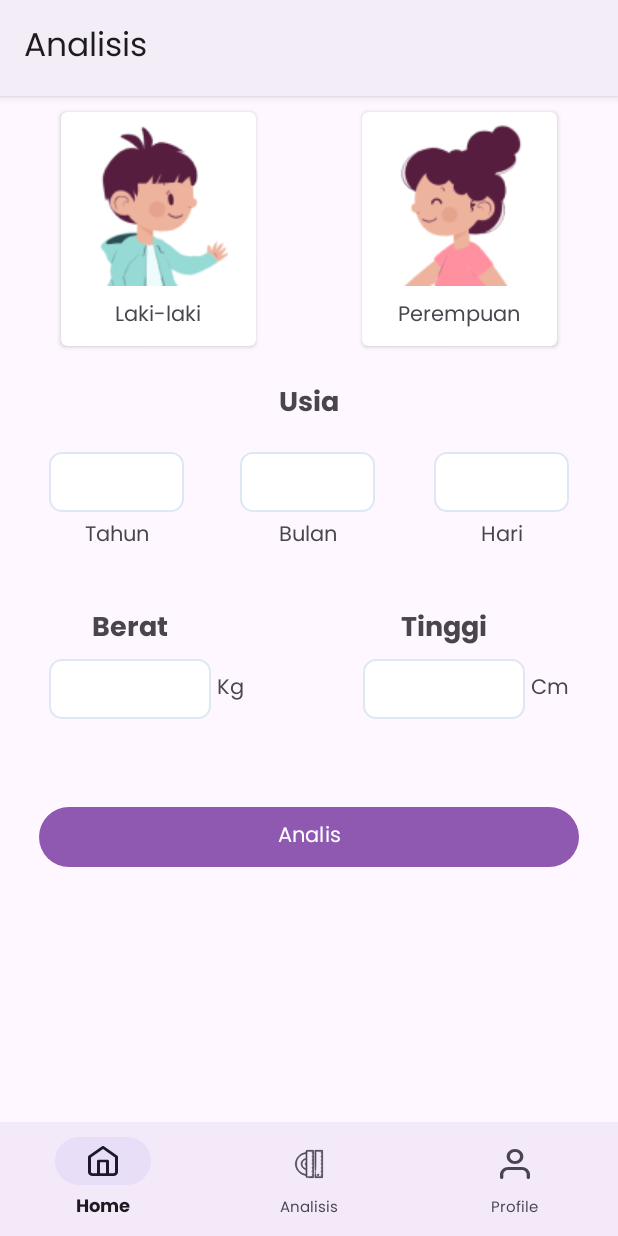
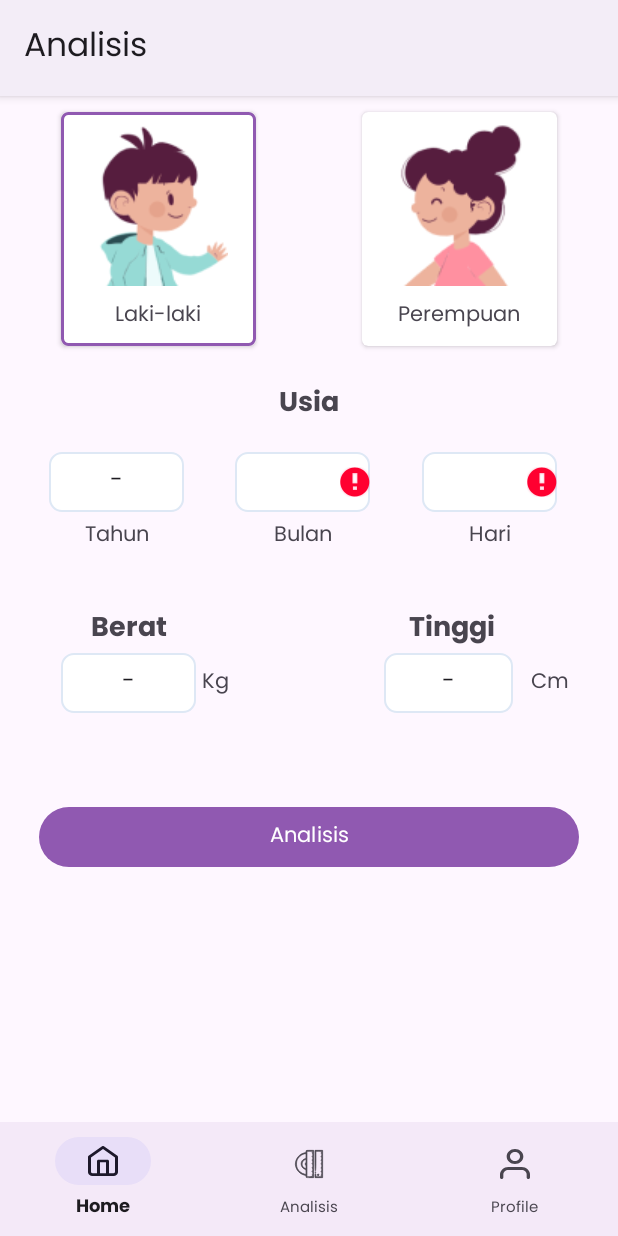
Before and after one commit to StuntShield/stuntshield-application, an Android app: the AnalyzeFragment screen opened through its navigation route, after a tap on "Laki-laki", on a phone screen of 412 x 824 dp. Run offline under Robolectric (Android 15) with nearby library versions, the phone set to English and light mode, and no system bars; our stand-ins replace navigation-ui; 3 statements that could not run were skipped.

Commit message:
Update the Analyze Input Layout

```diff
--- a/app/src/main/java/com/geby/stuntshield/data/repository/AnalyzeRepository.kt
+++ b/app/src/main/java/com/geby/stuntshield/data/repository/AnalyzeRepository.kt
@@ -22,7 +22,7 @@ class AnalyzeRepository private constructor(
         val heightBody = height.toRequestBody("text/plain".toMediaType())
 
         try {
-            val successResponse = apiService.analyzeData(yearBody, monthBody, dayBody, genderBody, weightBody, heightBody)
+            val successResponse = apiService.analyzeData(yearBody, monthBody, dayBody, genderBody, heightBody, weightBody)
             emit(ResultState.Success(successResponse))
         } catch (e: HttpException) {
             val errorBody = e.response()?.errorBody()?.string()
--- a/app/src/main/java/com/geby/stuntshield/ui/analyze/AnalyzeFragment.kt
+++ b/app/src/main/java/com/geby/stuntshield/ui/analyze/AnalyzeFragment.kt
@@ -8,9 +8,11 @@ import android.view.View
 import android.view.ViewGroup
 import android.view.WindowManager
 import android.widget.Toast
+import androidx.cardview.widget.CardView
 import androidx.fragment.app.Fragment
 import androidx.fragment.app.FragmentManager
 import androidx.fragment.app.viewModels
+import com.geby.stuntshield.R
 import com.geby.stuntshield.data.ResultState
 import com.geby.stuntshield.data.response.AnalyzeResponse
 import com.geby.stuntshield.databinding.FragmentAnalyzeBinding
@@ -22,6 +24,8 @@ class AnalyzeFragment : Fragment() {
     private var _binding: FragmentAnalyzeBinding? = null
     private lateinit var fragmentManager: FragmentManager
     private var selectedGender: String? = null
+    private var selectedCardView: CardView? = null
+
     private val binding get() = _binding!!
     private val viewModel: AnalyzeViewModel by viewModels {
         ViewModelFactory.getInstance(requireContext())
@@ -36,12 +40,30 @@ class AnalyzeFragment : Fragment() {
         _binding = FragmentAnalyzeBinding.inflate(inflater, container, false)
         val root: View = binding.root
         activity?.window?.setSoftInputMode(WindowManager.LayoutParams.SOFT_INPUT_ADJUST_PAN)
-        setupGenderSelection()
+        setupCardViewListeners()
         fragmentManager = requireActivity().supportFragmentManager
         binding.analyzeButton.setOnClickListener {
             analyzeData()
         }
         return root
+    }
+
+    private fun setupCardViewListeners() {
+        binding.boyCv.setOnClickListener {
+            selectCardView(binding.boyCv)
+            selectedGender = "laki-laki"
+        }
+
+        binding.girlCv.setOnClickListener {
+            selectCardView(binding.girlCv)
+            selectedGender = "perempuan"
+        }
+    }
+
+    private fun selectCardView(cardView: CardView) {
+        selectedCardView?.setBackgroundResource(R.drawable.card_border_inactive)
+        cardView.setBackgroundResource(R.drawable.card_border_active)
+        selectedCardView = cardView
     }
 
     private fun analyzeData() {
@@ -61,7 +83,7 @@ class AnalyzeFragment : Fragment() {
                         is ResultState.Success -> {
                             Log.d("Hasil Prediksi:", result.data.data?.recommendation.toString())
                             showToast(result.data.status?.message.toString())
-                            goToResult(selectedGender.toString(), "$inputYear tahun, $inputMonth bulan, $inputDay hari", "$inputWeight kg", "$inputHeight kg", result.data)
+                            goToResult(selectedGender.toString(), "$inputYear tahun, $inputMonth bulan, $inputDay hari" , "$inputHeight cm", "$inputWeight kg", result.data)
                         }
                         is ResultState.Error -> {
                             showToast(result.error)
@@ -72,34 +94,13 @@ class AnalyzeFragment : Fragment() {
             }
     }
 
-    override fun onDestroyView() {
-        super.onDestroyView()
-        _binding = null
-    }
-
-    private fun setupGenderSelection() {
-        binding.boyCv.setOnClickListener {
-            selectedGender = "laki-laki"
-            it.isSelected = true
-            binding.girlCv.isSelected = false
-            Toast.makeText(requireContext(), "Boy selected", Toast.LENGTH_SHORT).show()
-        }
-
-        binding.girlCv.setOnClickListener {
-            selectedGender = "perempuan"
-            it.isSelected = true
-            binding.boyCv.isSelected = false
-            Toast.makeText(requireContext(), "Girl selected", Toast.LENGTH_SHORT).show()
-        }
-    }
-
-    private fun goToResult(gender: String, age: String, weight: String, height: String, result: AnalyzeResponse) {
+    private fun goToResult(gender: String, age: String, height: String, weight: String, result: AnalyzeResponse) {
         val intent = Intent(requireContext(), ResultActivity::class.java).apply {
             putExtra("result", result)
             putExtra("gender", gender)
             putExtra("age", age)
+            putExtra("height", height)
             putExtra("weight", weight)
-            putExtra("height", height)
         }
         intent.flags = Intent.FLAG_ACTIVITY_CLEAR_TASK or Intent.FLAG_ACTIVITY_NEW_TASK
         startActivity(intent)
@@ -113,4 +114,9 @@ class AnalyzeFragment : Fragment() {
     private fun showToast(message: String) {
         Toast.makeText(requireContext(), message, Toast.LENGTH_SHORT).show()
     }
+
+    override fun onDestroyView() {
+        super.onDestroyView()
+        _binding = null
+    }
 }
--- a/app/src/main/java/com/geby/stuntshield/ui/result/ResultActivity.kt
+++ b/app/src/main/java/com/geby/stuntshield/ui/result/ResultActivity.kt
@@ -16,7 +16,7 @@ class ResultActivity : AppCompatActivity() {
         binding = ActivityResultBinding.inflate(layoutInflater)
         setContentView(binding.root)
 
-        supportActionBar?.title = "Analysis Result"
+        supportActionBar?.title = getString(R.string.hasil_analisis)
 
         displayResult()
 
@@ -32,14 +32,14 @@ class ResultActivity : AppCompatActivity() {
             val recommendations = result?.data?.recommendation
             val inputGender = intent.getStringExtra("gender") ?: "No result"
             val inputAge = intent.getStringExtra("age") ?: "No result"
+            val inputHeight = intent.getStringExtra("height") ?: "No result"
             val inputWeight = intent.getStringExtra("weight") ?: "No result"
-            val inputHeight = intent.getStringExtra("height") ?: "No result"
 
             with(binding) {
                 resultGender.text = inputGender
                 resultAge.text = inputAge
+                resultHeight.text = inputHeight
                 resultWeight.text = inputWeight
-                resultHeight.text = inputHeight
                 stuntedStatus.text = stuntResult
                 conScore.text = "${(stuntPercentage?.toFloat() ?: 0.0f).toInt()}%"
                 recommendation.text = recommendations
@@ -47,8 +47,4 @@ class ResultActivity : AppCompatActivity() {
         }
     }
 
-    override fun onBackPressed() {
-        super.onBackPressed()
-        supportFragmentManager.popBackStack()
-    }
 }
--- /dev/null
+++ b/app/src/main/java/com/geby/stuntshield/utils/customview/DaysEditText.kt
@@ -0,0 +1,40 @@
+package com.geby.stuntshield.utils.customview
+
+import android.content.Context
+import android.text.InputFilter
+import android.text.InputType
+import android.text.Spanned
+import android.util.AttributeSet
+import android.util.TypedValue
+import android.view.Gravity
+import androidx.appcompat.widget.AppCompatEditText
+
+class DaysEditText(context: Context, attrs: AttributeSet?) : AppCompatEditText(context, attrs) {
+
+    init {
+        setupDaysEditText()
+    }
+
+    private fun setupDaysEditText() {
+        inputType = InputType.TYPE_CLASS_NUMBER
+        filters = arrayOf(InputFilterMinMax("1", "31"))
+        gravity = Gravity.CENTER
+        setTextSize(TypedValue.COMPLEX_UNIT_SP, 15f)
+        setPadding(0, 0, 0, 0)
+    }
+    private inner class InputFilterMinMax(private val minValue: String, private val maxValue: String) : InputFilter {
+
+        override fun filter(source: CharSequence?, start: Int, end: Int, dest: Spanned?, dstart: Int, dend: Int): CharSequence? {
+            val input = dest.toString() + source.toString()
+            val value = input.toIntOrNull()
+
+            if (value != null) {
+                if (value >= minValue.toInt() && value <= maxValue.toInt()) {
+                    return null
+                }
+            }
+            error = "$minValue s/d $maxValue"
+            return ""
+        }
+    }
+}
--- /dev/null
+++ b/app/src/main/java/com/geby/stuntshield/utils/customview/MonthsEditText.kt
@@ -0,0 +1,41 @@
+package com.geby.stuntshield.utils.customview
+
+import android.content.Context
+import android.text.InputFilter
+import android.text.InputType.TYPE_CLASS_NUMBER
+import android.text.Spanned
+import android.util.AttributeSet
+import android.util.TypedValue
+import android.view.Gravity
+import androidx.appcompat.widget.AppCompatEditText
+
+class MonthsEditText(context: Context, attrs: AttributeSet?) : AppCompatEditText(context, attrs) {
+
+    init {
+        setupMonthsEditText()
+    }
+
+    private fun setupMonthsEditText() {
+        inputType = TYPE_CLASS_NUMBER
+        filters = arrayOf(InputFilterMinMax("1", "11"))
+        gravity = Gravity.CENTER
+        setTextSize(TypedValue.COMPLEX_UNIT_SP, 15f)
+        setPadding(0, 0, 0, 0)
+    }
+
+    private inner class  InputFilterMinMax(private val minValue: String, private val maxValue: String) : InputFilter {
+        override fun filter(src: CharSequence?, start: Int, end: Int, dest: Spanned?, dstart: Int, dend: Int): CharSequence? {
+            val input = dest.toString() + src.toString()
+            val value = input.toIntOrNull()
+
+            if (value != null) {
+                if (value >= minValue.toInt() && value <= maxValue.toInt()) {
+                    return null
+                }
+            }
+            error = "$minValue s/d $maxValue"
+            return ""
+        }
+
+    }
+}
--- /dev/null
+++ b/app/src/main/res/drawable/card_border_active.xml
@@ -0,0 +1,6 @@
+<?xml version="1.0" encoding="utf-8"?>
+<shape xmlns:android="http://schemas.android.com/apk/res/android">
+    <solid android:color="@color/white"/>
+    <stroke android:width="2dp" android:color="@color/light_primary_color"/>
+    <corners android:radius="4dp"/>
+</shape>
--- /dev/null
+++ b/app/src/main/res/drawable/card_border_inactive.xml
@@ -0,0 +1,5 @@
+<?xml version="1.0" encoding="utf-8"?>
+<shape xmlns:android="http://schemas.android.com/apk/res/android">
+    <solid android:color="@color/white"/>
+    <corners android:radius="4dp"/>
+</shape>
--- a/app/src/main/res/layout/fragment_analyze.xml
+++ b/app/src/main/res/layout/fragment_analyze.xml
@@ -36,7 +36,6 @@
             android:layout_width="130dp"
             android:layout_height="wrap_content"
             android:layout_marginStart="8dp"
-            android:background="@drawable/card_result"
             app:cardCornerRadius="4dp"
             app:cardElevation="2dp"
             app:cardMaxElevation="4dp"
@@ -47,13 +46,15 @@
                 android:layout_width="wrap_content"
                 android:layout_height="wrap_content"
                 android:layout_gravity="center"
-                android:orientation="vertical">
+                android:orientation="vertical"
+                tools:ignore="UseCompoundDrawables">
 
                 <ImageView
                     android:layout_width="93dp"
                     android:layout_height="108dp"
                     android:layout_gravity="center_horizontal"
                     android:layout_marginTop="8dp"
+                    android:contentDescription="@string/gender_boy"
                     android:src="@drawable/boy_image" />
 
                 <TextView
@@ -71,7 +72,6 @@
             android:layout_width="130dp"
             android:layout_height="wrap_content"
             android:layout_marginEnd="8dp"
-            android:background="@drawable/card_result"
             app:cardCornerRadius="4dp"
             app:cardElevation="2dp"
             app:cardMaxElevation="4dp"
@@ -82,13 +82,15 @@
                 android:layout_width="wrap_content"
                 android:layout_height="wrap_content"
                 android:layout_gravity="center"
-                android:orientation="vertical">
+                android:orientation="vertical"
+                tools:ignore="UseCompoundDrawables">
 
                 <ImageView
                     android:layout_width="93dp"
                     android:layout_height="108dp"
                     android:layout_gravity="center_horizontal"
                     android:layout_marginTop="8dp"
+                    android:contentDescription="@string/gender_girl"
                     android:src="@drawable/girl_image" />
 
                 <TextView
@@ -122,16 +124,15 @@
 
         <EditText
             android:id="@+id/et_years"
+            style="@style/InputEditText.Age"
             android:layout_width="90dp"
             android:layout_height="40dp"
             android:layout_marginTop="16dp"
-            android:background="@drawable/edit_text_border"
-            android:gravity="center"
+            android:importantForAutofill="no"
             android:inputType="number"
             app:layout_constraintStart_toStartOf="@+id/gl_left"
             app:layout_constraintTop_toBottomOf="@+id/tv_age"
-
-            tools:ignore="SpeakableTextPresentCheck" />
+            tools:ignore="LabelFor,SpeakableTextPresentCheck" />
 
         <TextView
             android:id="@+id/tv_years"
@@ -143,19 +144,31 @@
             app:layout_constraintStart_toStartOf="@+id/gl_left"
             app:layout_constraintTop_toBottomOf="@+id/et_years" />
 
-        <EditText
-            android:id="@+id/et_months"
+
+        <com.google.android.material.textfield.TextInputLayout
+            android:id="@+id/textInputLayoutMonths"
             android:layout_width="90dp"
             android:layout_height="40dp"
-            android:background="@drawable/edit_text_border"
-            android:inputType="number"
+            android:layout_marginStart="8dp"
+            android:layout_marginEnd="8dp"
+            app:boxBackgroundMode="outline"
+            app:boxStrokeWidth="2dp"
+            app:hintEnabled="false"
             app:layout_constraintBottom_toBottomOf="@+id/et_years"
-            app:layout_constraintEnd_toStartOf="@+id/et_days"
+            app:layout_constraintEnd_toStartOf="@+id/textInputLayoutDays"
             app:layout_constraintHorizontal_bias="0.489"
             app:layout_constraintStart_toEndOf="@+id/et_years"
-            app:layout_constraintTop_toTopOf="@+id/et_years"
-            app:layout_constraintVertical_bias="0.0"
-            tools:ignore="SpeakableTextPresentCheck" />
+            app:layout_constraintTop_toTopOf="@+id/et_years">
+
+            <com.geby.stuntshield.utils.customview.MonthsEditText
+                android:id="@+id/et_months"
+                style="@style/InputEditText.Age"
+                android:layout_width="match_parent"
+                android:layout_height="match_parent"
+                app:layout_constraintVertical_bias="0.0"
+                tools:ignore="SpeakableTextPresentCheck" />
+
+        </com.google.android.material.textfield.TextInputLayout>
 
         <TextView
             android:id="@+id/tv_months"
@@ -163,20 +176,31 @@
             android:layout_height="wrap_content"
             android:layout_marginTop="4dp"
             android:text="@string/tv_months"
-            app:layout_constraintEnd_toEndOf="@+id/et_months"
-            app:layout_constraintStart_toStartOf="@+id/et_months"
-            app:layout_constraintTop_toBottomOf="@+id/et_months" />
+            app:layout_constraintEnd_toEndOf="@+id/textInputLayoutMonths"
+            app:layout_constraintStart_toStartOf="@+id/textInputLayoutMonths"
+            app:layout_constraintTop_toBottomOf="@+id/textInputLayoutMonths" />
 
-        <EditText
-            android:id="@+id/et_days"
+        <com.google.android.material.textfield.TextInputLayout
+            android:id="@+id/textInputLayoutDays"
             android:layout_width="90dp"
             android:layout_height="40dp"
-            android:background="@drawable/edit_text_border"
-            android:inputType="number"
+            android:layout_marginStart="8dp"
+            android:layout_marginEnd="8dp"
+            app:boxBackgroundMode="outline"
+            app:boxStrokeWidth="2dp"
+            app:hintEnabled="false"
             app:layout_constraintBottom_toBottomOf="@+id/et_years"
             app:layout_constraintEnd_toStartOf="@+id/gl_right"
-            app:layout_constraintTop_toTopOf="@+id/et_years"
-            tools:ignore="SpeakableTextPresentCheck" />
+            app:layout_constraintTop_toTopOf="@+id/et_years">
+
+            <com.geby.stuntshield.utils.customview.DaysEditText
+                android:id="@+id/et_days"
+                style="@style/InputEditText.Age"
+                android:layout_width="match_parent"
+                android:layout_height="match_parent"
+                tools:ignore="SpeakableTextPresentCheck" />
+        </com.google.android.material.textfield.TextInputLayout>
+
 
         <TextView
             android:id="@+id/tv_days"
@@ -184,9 +208,9 @@
             android:layout_height="wrap_content"
             android:layout_marginTop="4dp"
             android:text="@string/tv_days"
-            app:layout_constraintEnd_toStartOf="@+id/gl_right"
-            app:layout_constraintStart_toStartOf="@+id/et_days"
-            app:layout_constraintTop_toBottomOf="@+id/et_days" />
+            app:layout_constraintEnd_toEndOf="@+id/textInputLayoutDays"
+            app:layout_constraintStart_toStartOf="@+id/textInputLayoutDays"
+            app:layout_constraintTop_toBottomOf="@+id/textInputLayoutDays" />
 
         <androidx.constraintlayout.widget.Guideline
             android:id="@+id/gl_input2"
@@ -202,30 +226,42 @@
             android:text="@string/tv_weight"
             android:textSize="18sp"
             android:textStyle="bold"
-            app:layout_constraintEnd_toEndOf="@+id/et_weight"
-            app:layout_constraintStart_toStartOf="@+id/et_weight"
+            app:layout_constraintEnd_toEndOf="@+id/textInputLayoutWeight"
+            app:layout_constraintStart_toStartOf="@+id/textInputLayoutWeight"
             app:layout_constraintTop_toTopOf="@+id/gl_input2" />
 
-        <EditText
-            android:id="@+id/et_weight"
-            android:layout_width="108dp"
+        <com.google.android.material.textfield.TextInputLayout
+            android:id="@+id/textInputLayoutWeight"
+            android:layout_width="90dp"
             android:layout_height="40dp"
-            android:layout_marginTop="4dp"
-            android:background="@drawable/edit_text_border"
-            android:gravity="center"
-            android:inputType="number"
+            android:layout_marginStart="8dp"
+            android:layout_marginEnd="8dp"
+            app:boxBackgroundMode="outline"
+            app:boxStrokeWidth="2dp"
+            app:hintEnabled="false"
             app:layout_constraintStart_toStartOf="@+id/gl_left"
-            app:layout_constraintTop_toBottomOf="@+id/tv_weight"
-            tools:ignore="SpeakableTextPresentCheck" />
+            app:layout_constraintTop_toBottomOf="@+id/tv_weight">
+
+            <EditText
+                android:id="@+id/et_weight"
+                style="@style/InputEditText.WeightHeight"
+                android:layout_width="match_parent"
+                android:layout_height="match_parent"
+                android:layout_marginTop="4dp"
+                android:importantForAutofill="no"
+                android:inputType="numberDecimal"
+                tools:ignore="LabelFor,SpeakableTextPresentCheck" />
+        </com.google.android.material.textfield.TextInputLayout>
+
 
         <TextView
             android:layout_width="wrap_content"
             android:layout_height="wrap_content"
             android:layout_marginStart="4dp"
             android:text="@string/tv_kg"
-            app:layout_constraintBottom_toBottomOf="@+id/et_weight"
-            app:layout_constraintStart_toEndOf="@+id/et_weight"
-            app:layout_constraintTop_toTopOf="@+id/et_weight" />
+            app:layout_constraintBottom_toBottomOf="@+id/textInputLayoutWeight"
+            app:layout_constraintStart_toEndOf="@+id/textInputLayoutWeight"
+            app:layout_constraintTop_toTopOf="@+id/textInputLayoutWeight" />
 
         <TextView
             android:id="@+id/tv_height"
@@ -234,32 +270,41 @@
             android:text="@string/height"
             android:textSize="18sp"
             android:textStyle="bold"
-            app:layout_constraintEnd_toEndOf="@+id/et_height"
-            app:layout_constraintStart_toStartOf="@+id/et_height"
+            app:layout_constraintEnd_toEndOf="@+id/textInputLayoutHeight"
+            app:layout_constraintStart_toStartOf="@+id/textInputLayoutHeight"
             app:layout_constraintTop_toTopOf="@+id/gl_input2" />
 
-        <EditText
-            android:id="@+id/et_height"
-            android:layout_width="108dp"
+        <com.google.android.material.textfield.TextInputLayout
+            android:id="@+id/textInputLayoutHeight"
+            android:layout_width="90dp"
             android:layout_height="40dp"
-            android:layout_marginEnd="4dp"
-            android:background="@drawable/edit_text_border"
-            android:gravity="center"
-            android:inputType="number"
-            app:layout_constraintBottom_toBottomOf="@+id/et_weight"
+            android:layout_marginEnd="8dp"
+            app:boxBackgroundMode="outline"
+            app:boxStrokeWidth="2dp"
+            app:hintEnabled="false"
+            app:layout_constraintBottom_toBottomOf="@+id/textInputLayoutWeight"
             app:layout_constraintEnd_toStartOf="@+id/textView"
-            app:layout_constraintTop_toBottomOf="@+id/tv_weight"
-            app:layout_constraintVertical_bias="1.0"
-            tools:ignore="SpeakableTextPresentCheck" />
+            app:layout_constraintTop_toBottomOf="@+id/tv_weight">
+
+            <EditText
+                android:id="@+id/et_height"
+                style="@style/InputEditText.WeightHeight"
+                android:layout_width="match_parent"
+                android:layout_height="match_parent"
+                android:layout_marginEnd="4dp"
+                android:importantForAutofill="no"
+                tools:ignore="LabelFor,SpeakableTextPresentCheck" />
+
+        </com.google.android.material.textfield.TextInputLayout>
 
         <TextView
             android:id="@+id/textView"
             android:layout_width="wrap_content"
             android:layout_height="wrap_content"
             android:text="@string/tv_cm"
-            app:layout_constraintBottom_toBottomOf="@+id/et_height"
+            app:layout_constraintBottom_toBottomOf="@+id/textInputLayoutHeight"
             app:layout_constraintEnd_toStartOf="@+id/gl_right"
-            app:layout_constraintTop_toTopOf="@+id/et_height" />
+            app:layout_constraintTop_toTopOf="@+id/textInputLayoutHeight" />
 
         <androidx.constraintlayout.widget.Guideline
             android:id="@+id/gl_button"
--- a/app/src/main/res/values-night/themes.xml
+++ b/app/src/main/res/values-night/themes.xml
@@ -12,4 +12,46 @@
         <item name="android:textStyle">bold</item>
     </style>
 
+    <style name="googleButton">
+        <item name="android:text">Masuk dengan Google</item>
+        <item name="android:textColor">@color/blue</item>
+        <item name="android:textSize">14sp</item>
+        <item name="android:padding">10dp</item>
+        <item name="cornerRadius">10dp</item>
+        <item name="strokeColor">@color/border_color</item>
+        <item name="strokeWidth">1dp</item>
+        <item name="android:backgroundTint">@color/white</item>
+        <item name="icon">@drawable/ic_google</item>
+        <item name="iconTint">@null</item>
+        <item name="iconGravity">textStart</item>
+        <item name="iconSize">21dp</item>
+        <item name="iconPadding">12dp</item>
+    </style>
+
+    <!-- inactive tab icon style -->
+    <style name="TextAppearance_BottomNavigationView_Inactive">
+        <item name="android:textSize">10sp</item>
+    </style>
+
+    <!-- active tab icon style -->
+    <style name="TextAppearance_BottomNavigationView_Active">
+        <item name="android:textSize">12sp</item>
+    </style>
+
+    <style name="InputEditText">
+        <item name="android:text">-</item>
+        <item name="android:textSize">15sp</item>
+        <item name="android:padding">0dp</item>
+        <item name="android:gravity">center</item>
+        <item name="android:background">@drawable/edit_text_border</item>
+    </style>
+
+    <style name="InputEditText.Age">
+        <item name="android:inputType">number</item>
+    </style>
+
+    <style name="InputEditText.WeightHeight">
+        <item name="android:inputType">numberDecimal</item>
+    </style>
+
 </resources>
--- a/app/src/main/res/values/strings.xml
+++ b/app/src/main/res/values/strings.xml
@@ -10,7 +10,7 @@
     <string name="tv_weight">Berat</string>
     <string name="tv_kg">Kg</string>
     <string name="tv_cm">Cm</string>
-    <string name="analyze">Analis</string>
+    <string name="analyze">Analisis</string>
     <string name="title_activity_main">MainActivity</string>
     <string name="title_home">Home</string>
     <string name="title_analyze">Analisis</string>
@@ -50,5 +50,8 @@
     <string name="created_date">Created Date at 30 Desember 2024</string>
     <string name="logout">Logout</string>
     <string name="edit_pict">Edit Pict</string>
+    <string name="gender_boy">gender_boy</string>
+    <string name="gender_girl">gender_girl</string>
+    <string name="hasil_analisis">Hasil Analisis</string>
 
 </resources>
--- a/app/src/main/res/values/themes.xml
+++ b/app/src/main/res/values/themes.xml
@@ -41,5 +41,20 @@
         <item name="android:textSize">12sp</item>
     </style>
 
+    <style name="InputEditText">
+        <item name="android:text">-</item>
+        <item name="android:textSize">15sp</item>
+        <item name="android:padding">0dp</item>
+        <item name="android:gravity">center</item>
+        <item name="android:background">@drawable/edit_text_border</item>
+    </style>
+
+    <style name="InputEditText.Age">
+        <item name="android:inputType">number</item>
+    </style>
+
+    <style name="InputEditText.WeightHeight">
+        <item name="android:inputType">numberDecimal</item>
+    </style>
 
 </resources>
```
